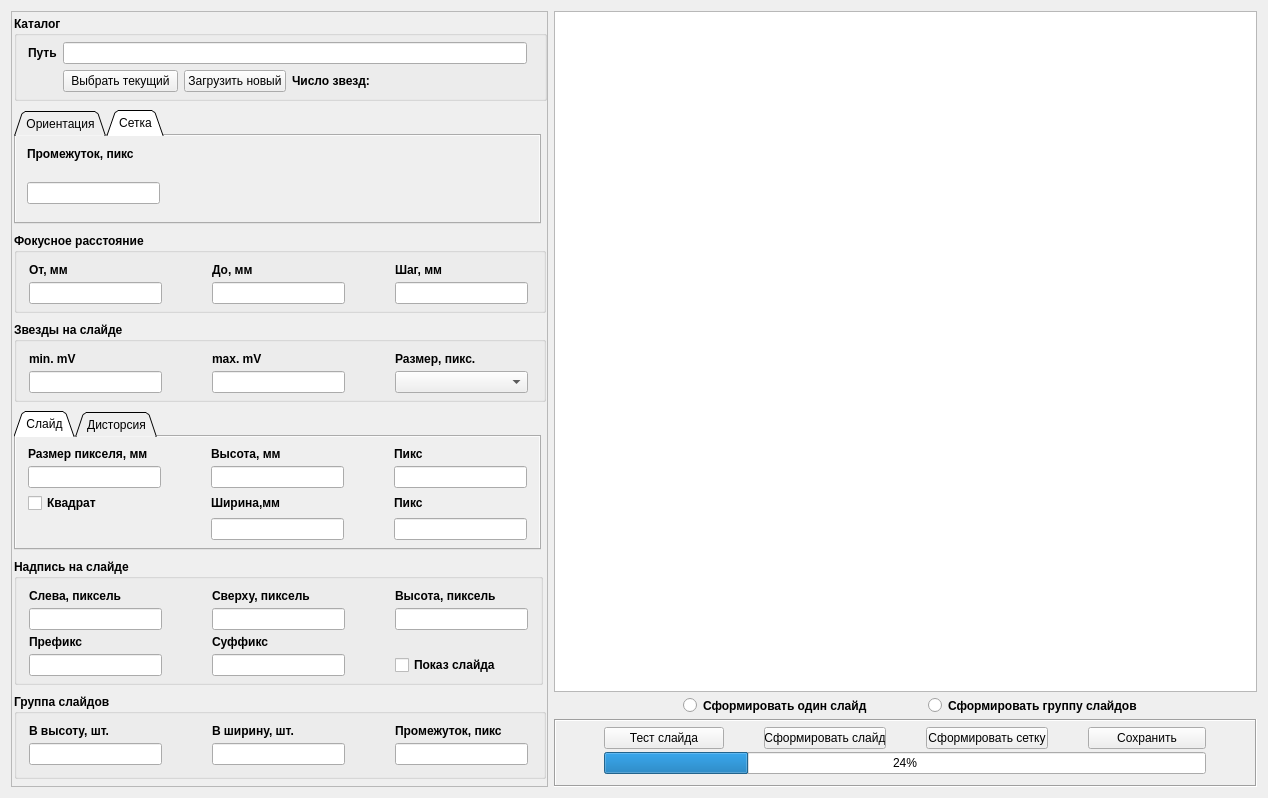
The window that mainwindow.ui (jesuscrew77/Slide) describes before a commit, drawn with Qt 5.
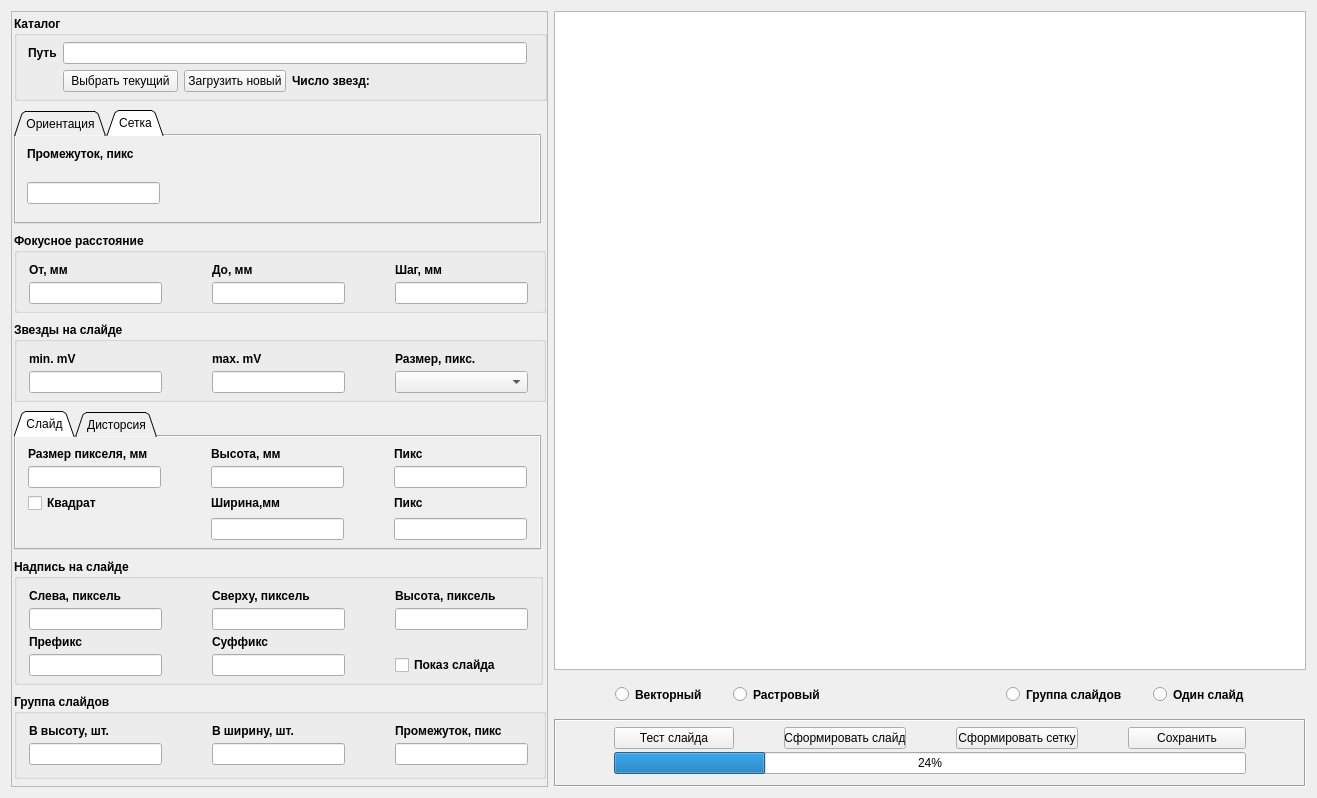
The same window after the commit.

Commit message: добавлена возможность выбора формата формируемых слайдов

```diff
--- a/mainwindow.ui
+++ b/mainwindow.ui
@@ -6,7 +6,7 @@
    <rect>
     <x>0</x>
     <y>0</y>
-    <width>1268</width>
+    <width>1250</width>
     <height>798</height>
    </rect>
   </property>
@@ -18,7 +18,7 @@
   </property>
   <property name="maximumSize">
    <size>
-    <width>16777215</width>
+    <width>1250</width>
     <height>850</height>
    </size>
   </property>
@@ -139,7 +139,7 @@
          </property>
          <property name="minimumSize">
           <size>
-           <width>120</width>
+           <width>118</width>
            <height>0</height>
           </size>
          </property>
@@ -173,129 +173,6 @@
       </layout>
      </widget>
     </item>
-    <item row="0" column="1">
-     <widget class="QGraphicsView" name="graphicsView">
-      <property name="sizePolicy">
-       <sizepolicy hsizetype="Expanding" vsizetype="MinimumExpanding">
-        <horstretch>0</horstretch>
-        <verstretch>0</verstretch>
-       </sizepolicy>
-      </property>
-      <property name="minimumSize">
-       <size>
-        <width>400</width>
-        <height>400</height>
-       </size>
-      </property>
-      <property name="verticalScrollBarPolicy">
-       <enum>Qt::ScrollBarAlwaysOff</enum>
-      </property>
-      <property name="horizontalScrollBarPolicy">
-       <enum>Qt::ScrollBarAlwaysOff</enum>
-      </property>
-      <property name="renderHints">
-       <set>QPainter::TextAntialiasing</set>
-      </property>
-     </widget>
-    </item>
-    <item row="1" column="1" alignment="Qt::AlignHCenter">
-     <widget class="QFrame" name="frame">
-      <property name="sizePolicy">
-       <sizepolicy hsizetype="Fixed" vsizetype="Fixed">
-        <horstretch>0</horstretch>
-        <verstretch>0</verstretch>
-       </sizepolicy>
-      </property>
-      <property name="maximumSize">
-       <size>
-        <width>528</width>
-        <height>16777215</height>
-       </size>
-      </property>
-      <property name="baseSize">
-       <size>
-        <width>528</width>
-        <height>0</height>
-       </size>
-      </property>
-      <property name="layoutDirection">
-       <enum>Qt::LeftToRight</enum>
-      </property>
-      <property name="styleSheet">
-       <string notr="true">border:0px </string>
-      </property>
-      <property name="frameShape">
-       <enum>QFrame::Box</enum>
-      </property>
-      <property name="frameShadow">
-       <enum>QFrame::Sunken</enum>
-      </property>
-      <layout class="QHBoxLayout" name="horizontalLayout">
-       <property name="spacing">
-        <number>60</number>
-       </property>
-       <property name="sizeConstraint">
-        <enum>QLayout::SetMaximumSize</enum>
-       </property>
-       <property name="leftMargin">
-        <number>50</number>
-       </property>
-       <property name="topMargin">
-        <number>6</number>
-       </property>
-       <property name="rightMargin">
-        <number>40</number>
-       </property>
-       <property name="bottomMargin">
-        <number>6</number>
-       </property>
-       <item alignment="Qt::AlignHCenter">
-        <widget class="QRadioButton" name="OneSlideRadioButton">
-         <property name="sizePolicy">
-          <sizepolicy hsizetype="Fixed" vsizetype="Fixed">
-           <horstretch>0</horstretch>
-           <verstretch>0</verstretch>
-          </sizepolicy>
-         </property>
-         <property name="font">
-          <font>
-           <weight>75</weight>
-           <bold>true</bold>
-          </font>
-         </property>
-         <property name="styleSheet">
-          <string notr="true">border:none;</string>
-         </property>
-         <property name="text">
-          <string>Сформировать один слайд</string>
-         </property>
-        </widget>
-       </item>
-       <item>
-        <widget class="QRadioButton" name="GroupSlideRadioButton">
-         <property name="sizePolicy">
-          <sizepolicy hsizetype="Fixed" vsizetype="Fixed">
-           <horstretch>0</horstretch>
-           <verstretch>0</verstretch>
-          </sizepolicy>
-         </property>
-         <property name="font">
-          <font>
-           <weight>75</weight>
-           <bold>true</bold>
-          </font>
-         </property>
-         <property name="styleSheet">
-          <string notr="true">border:none;</string>
-         </property>
-         <property name="text">
-          <string>Сформировать группу слайдов</string>
-         </property>
-        </widget>
-       </item>
-      </layout>
-     </widget>
-    </item>
     <item row="0" column="0" rowspan="13">
      <widget class="QFrame" name="frame_3">
       <property name="sizePolicy">
@@ -1882,6 +1759,601 @@
       </layout>
      </widget>
     </item>
+    <item row="0" column="1">
+     <widget class="QGraphicsView" name="graphicsView">
+      <property name="sizePolicy">
+       <sizepolicy hsizetype="Expanding" vsizetype="MinimumExpanding">
+        <horstretch>0</horstretch>
+        <verstretch>0</verstretch>
+       </sizepolicy>
+      </property>
+      <property name="minimumSize">
+       <size>
+        <width>400</width>
+        <height>400</height>
+       </size>
+      </property>
+      <property name="maximumSize">
+       <size>
+        <width>1000</width>
+        <height>16777215</height>
+       </size>
+      </property>
+      <property name="verticalScrollBarPolicy">
+       <enum>Qt::ScrollBarAlwaysOff</enum>
+      </property>
+      <property name="horizontalScrollBarPolicy">
+       <enum>Qt::ScrollBarAlwaysOff</enum>
+      </property>
+      <property name="renderHints">
+       <set>QPainter::TextAntialiasing</set>
+      </property>
+     </widget>
+    </item>
+    <item row="1" column="1" alignment="Qt::AlignHCenter">
+     <widget class="QFrame" name="frame">
+      <property name="sizePolicy">
+       <sizepolicy hsizetype="Expanding" vsizetype="Fixed">
+        <horstretch>0</horstretch>
+        <verstretch>0</verstretch>
+       </sizepolicy>
+      </property>
+      <property name="baseSize">
+       <size>
+        <width>528</width>
+        <height>0</height>
+       </size>
+      </property>
+      <property name="layoutDirection">
+       <enum>Qt::LeftToRight</enum>
+      </property>
+      <property name="styleSheet">
+       <string notr="true">border:0px </string>
+      </property>
+      <property name="frameShape">
+       <enum>QFrame::Box</enum>
+      </property>
+      <property name="frameShadow">
+       <enum>QFrame::Sunken</enum>
+      </property>
+      <layout class="QHBoxLayout" name="horizontalLayout">
+       <property name="spacing">
+        <number>80</number>
+       </property>
+       <property name="sizeConstraint">
+        <enum>QLayout::SetMaximumSize</enum>
+       </property>
+       <property name="leftMargin">
+        <number>50</number>
+       </property>
+       <property name="topMargin">
+        <number>6</number>
+       </property>
+       <property name="rightMargin">
+        <number>50</number>
+       </property>
+       <property name="bottomMargin">
+        <number>6</number>
+       </property>
+       <item>
+        <widget class="QFrame" name="horizontalFrame">
+         <layout class="QHBoxLayout" name="horizontalLayout_3">
+          <property name="spacing">
+           <number>30</number>
+          </property>
+          <item>
+           <widget class="QRadioButton" name="vectorRadioButton">
+            <property name="font">
+             <font>
+              <weight>75</weight>
+              <bold>true</bold>
+             </font>
+            </property>
+            <property name="text">
+             <string>Векторный</string>
+            </property>
+           </widget>
+          </item>
+          <item>
+           <widget class="QRadioButton" name="rasterRadioButton">
+            <property name="font">
+             <font>
+              <weight>75</weight>
+              <bold>true</bold>
+             </font>
+            </property>
+            <property name="text">
+             <string>Растровый</string>
+            </property>
+           </widget>
+          </item>
+         </layout>
+        </widget>
+       </item>
+       <item>
+        <widget class="Line" name="line">
+         <property name="palette">
+          <palette>
+           <active>
+            <colorrole role="WindowText">
+             <brush brushstyle="SolidPattern">
+              <color alpha="255">
+               <red>255</red>
+               <green>255</green>
+               <blue>255</blue>
+              </color>
+             </brush>
+            </colorrole>
+            <colorrole role="Button">
+             <brush brushstyle="SolidPattern">
+              <color alpha="255">
+               <red>0</red>
+               <green>0</green>
+               <blue>0</blue>
+              </color>
+             </brush>
+            </colorrole>
+            <colorrole role="Light">
+             <brush brushstyle="SolidPattern">
+              <color alpha="255">
+               <red>0</red>
+               <green>0</green>
+               <blue>0</blue>
+              </color>
+             </brush>
+            </colorrole>
+            <colorrole role="Midlight">
+             <brush brushstyle="SolidPattern">
+              <color alpha="255">
+               <red>0</red>
+               <green>0</green>
+               <blue>0</blue>
+              </color>
+             </brush>
+            </colorrole>
+            <colorrole role="Dark">
+             <brush brushstyle="SolidPattern">
+              <color alpha="255">
+               <red>0</red>
+               <green>0</green>
+               <blue>0</blue>
+              </color>
+             </brush>
+            </colorrole>
+            <colorrole role="Mid">
+             <brush brushstyle="SolidPattern">
+              <color alpha="255">
+               <red>0</red>
+               <green>0</green>
+               <blue>0</blue>
+              </color>
+             </brush>
+            </colorrole>
+            <colorrole role="Text">
+             <brush brushstyle="SolidPattern">
+              <color alpha="255">
+               <red>255</red>
+               <green>255</green>
+               <blue>255</blue>
+              </color>
+             </brush>
+            </colorrole>
+            <colorrole role="BrightText">
+             <brush brushstyle="SolidPattern">
+              <color alpha="255">
+               <red>255</red>
+               <green>255</green>
+               <blue>255</blue>
+              </color>
+             </brush>
+            </colorrole>
+            <colorrole role="ButtonText">
+             <brush brushstyle="SolidPattern">
+              <color alpha="255">
+               <red>255</red>
+               <green>255</green>
+               <blue>255</blue>
+              </color>
+             </brush>
+            </colorrole>
+            <colorrole role="Base">
+             <brush brushstyle="SolidPattern">
+              <color alpha="255">
+               <red>0</red>
+               <green>0</green>
+               <blue>0</blue>
+              </color>
+             </brush>
+            </colorrole>
+            <colorrole role="Window">
+             <brush brushstyle="SolidPattern">
+              <color alpha="255">
+               <red>0</red>
+               <green>0</green>
+               <blue>0</blue>
+              </color>
+             </brush>
+            </colorrole>
+            <colorrole role="Shadow">
+             <brush brushstyle="SolidPattern">
+              <color alpha="255">
+               <red>0</red>
+               <green>0</green>
+               <blue>0</blue>
+              </color>
+             </brush>
+            </colorrole>
+            <colorrole role="AlternateBase">
+             <brush brushstyle="SolidPattern">
+              <color alpha="255">
+               <red>0</red>
+               <green>0</green>
+               <blue>0</blue>
+              </color>
+             </brush>
+            </colorrole>
+            <colorrole role="ToolTipBase">
+             <brush brushstyle="SolidPattern">
+              <color alpha="255">
+               <red>255</red>
+               <green>255</green>
+               <blue>220</blue>
+              </color>
+             </brush>
+            </colorrole>
+            <colorrole role="ToolTipText">
+             <brush brushstyle="SolidPattern">
+              <color alpha="255">
+               <red>0</red>
+               <green>0</green>
+               <blue>0</blue>
+              </color>
+             </brush>
+            </colorrole>
+           </active>
+           <inactive>
+            <colorrole role="WindowText">
+             <brush brushstyle="SolidPattern">
+              <color alpha="255">
+               <red>255</red>
+               <green>255</green>
+               <blue>255</blue>
+              </color>
+             </brush>
+            </colorrole>
+            <colorrole role="Button">
+             <brush brushstyle="SolidPattern">
+              <color alpha="255">
+               <red>0</red>
+               <green>0</green>
+               <blue>0</blue>
+              </color>
+             </brush>
+            </colorrole>
+            <colorrole role="Light">
+             <brush brushstyle="SolidPattern">
+              <color alpha="255">
+               <red>0</red>
+               <green>0</green>
+               <blue>0</blue>
+              </color>
+             </brush>
+            </colorrole>
+            <colorrole role="Midlight">
+             <brush brushstyle="SolidPattern">
+              <color alpha="255">
+               <red>0</red>
+               <green>0</green>
+               <blue>0</blue>
+              </color>
+             </brush>
+            </colorrole>
+            <colorrole role="Dark">
+             <brush brushstyle="SolidPattern">
+              <color alpha="255">
+               <red>0</red>
+               <green>0</green>
+               <blue>0</blue>
+              </color>
+             </brush>
+            </colorrole>
+            <colorrole role="Mid">
+             <brush brushstyle="SolidPattern">
+              <color alpha="255">
+               <red>0</red>
+               <green>0</green>
+               <blue>0</blue>
+              </color>
+             </brush>
+            </colorrole>
+            <colorrole role="Text">
+             <brush brushstyle="SolidPattern">
+              <color alpha="255">
+               <red>255</red>
+               <green>255</green>
+               <blue>255</blue>
+              </color>
+             </brush>
+            </colorrole>
+            <colorrole role="BrightText">
+             <brush brushstyle="SolidPattern">
+              <color alpha="255">
+               <red>255</red>
+               <green>255</green>
+               <blue>255</blue>
+              </color>
+             </brush>
+            </colorrole>
+            <colorrole role="ButtonText">
+             <brush brushstyle="SolidPattern">
+              <color alpha="255">
+               <red>255</red>
+               <green>255</green>
+               <blue>255</blue>
+              </color>
+             </brush>
+            </colorrole>
+            <colorrole role="Base">
+             <brush brushstyle="SolidPattern">
+              <color alpha="255">
+               <red>0</red>
+               <green>0</green>
+               <blue>0</blue>
+              </color>
+             </brush>
+            </colorrole>
+            <colorrole role="Window">
+             <brush brushstyle="SolidPattern">
+              <color alpha="255">
+               <red>0</red>
+               <green>0</green>
+               <blue>0</blue>
+              </color>
+             </brush>
+            </colorrole>
+            <colorrole role="Shadow">
+             <brush brushstyle="SolidPattern">
+              <color alpha="255">
+               <red>0</red>
+               <green>0</green>
+               <blue>0</blue>
+              </color>
+             </brush>
+            </colorrole>
+            <colorrole role="AlternateBase">
+             <brush brushstyle="SolidPattern">
+              <color alpha="255">
+               <red>0</red>
+               <green>0</green>
+               <blue>0</blue>
+              </color>
+             </brush>
+            </colorrole>
+            <colorrole role="ToolTipBase">
+             <brush brushstyle="SolidPattern">
+              <color alpha="255">
+               <red>255</red>
+               <green>255</green>
+               <blue>220</blue>
+              </color>
+             </brush>
+            </colorrole>
+            <colorrole role="ToolTipText">
+             <brush brushstyle="SolidPattern">
+              <color alpha="255">
+               <red>0</red>
+               <green>0</green>
+               <blue>0</blue>
+              </color>
+             </brush>
+            </colorrole>
+           </inactive>
+           <disabled>
+            <colorrole role="WindowText">
+             <brush brushstyle="SolidPattern">
+              <color alpha="255">
+               <red>0</red>
+               <green>0</green>
+               <blue>0</blue>
+              </color>
+             </brush>
+            </colorrole>
+            <colorrole role="Button">
+             <brush brushstyle="SolidPattern">
+              <color alpha="255">
+               <red>0</red>
+               <green>0</green>
+               <blue>0</blue>
+              </color>
+             </brush>
+            </colorrole>
+            <colorrole role="Light">
+             <brush brushstyle="SolidPattern">
+              <color alpha="255">
+               <red>0</red>
+               <green>0</green>
+               <blue>0</blue>
+              </color>
+             </brush>
+            </colorrole>
+            <colorrole role="Midlight">
+             <brush brushstyle="SolidPattern">
+              <color alpha="255">
+               <red>0</red>
+               <green>0</green>
+               <blue>0</blue>
+              </color>
+             </brush>
+            </colorrole>
+            <colorrole role="Dark">
+             <brush brushstyle="SolidPattern">
+              <color alpha="255">
+               <red>0</red>
+               <green>0</green>
+               <blue>0</blue>
+              </color>
+             </brush>
+            </colorrole>
+            <colorrole role="Mid">
+             <brush brushstyle="SolidPattern">
+              <color alpha="255">
+               <red>0</red>
+               <green>0</green>
+               <blue>0</blue>
+              </color>
+             </brush>
+            </colorrole>
+            <colorrole role="Text">
+             <brush brushstyle="SolidPattern">
+              <color alpha="255">
+               <red>0</red>
+               <green>0</green>
+               <blue>0</blue>
+              </color>
+             </brush>
+            </colorrole>
+            <colorrole role="BrightText">
+             <brush brushstyle="SolidPattern">
+              <color alpha="255">
+               <red>255</red>
+               <green>255</green>
+               <blue>255</blue>
+              </color>
+             </brush>
+            </colorrole>
+            <colorrole role="ButtonText">
+             <brush brushstyle="SolidPattern">
+              <color alpha="255">
+               <red>0</red>
+               <green>0</green>
+               <blue>0</blue>
+              </color>
+             </brush>
+            </colorrole>
+            <colorrole role="Base">
+             <brush brushstyle="SolidPattern">
+              <color alpha="255">
+               <red>0</red>
+               <green>0</green>
+               <blue>0</blue>
+              </color>
+             </brush>
+            </colorrole>
+            <colorrole role="Window">
+             <brush brushstyle="SolidPattern">
+              <color alpha="255">
+               <red>0</red>
+               <green>0</green>
+               <blue>0</blue>
+              </color>
+             </brush>
+            </colorrole>
+            <colorrole role="Shadow">
+             <brush brushstyle="SolidPattern">
+              <color alpha="255">
+               <red>0</red>
+               <green>0</green>
+               <blue>0</blue>
+              </color>
+             </brush>
+            </colorrole>
+            <colorrole role="AlternateBase">
+             <brush brushstyle="SolidPattern">
+              <color alpha="255">
+               <red>0</red>
+               <green>0</green>
+               <blue>0</blue>
+              </color>
+             </brush>
+            </colorrole>
+            <colorrole role="ToolTipBase">
+             <brush brushstyle="SolidPattern">
+              <color alpha="255">
+               <red>255</red>
+               <green>255</green>
+               <blue>220</blue>
+              </color>
+             </brush>
+            </colorrole>
+            <colorrole role="ToolTipText">
+             <brush brushstyle="SolidPattern">
+              <color alpha="255">
+               <red>0</red>
+               <green>0</green>
+               <blue>0</blue>
+              </color>
+             </brush>
+            </colorrole>
+           </disabled>
+          </palette>
+         </property>
+         <property name="frameShadow">
+          <enum>QFrame::Plain</enum>
+         </property>
+         <property name="midLineWidth">
+          <number>1</number>
+         </property>
+         <property name="orientation">
+          <enum>Qt::Vertical</enum>
+         </property>
+        </widget>
+       </item>
+       <item>
+        <widget class="QFrame" name="horizontalFrame_2">
+         <layout class="QHBoxLayout" name="horizontalLayout_4">
+          <property name="spacing">
+           <number>30</number>
+          </property>
+          <item>
+           <widget class="QRadioButton" name="GroupSlideRadioButton">
+            <property name="sizePolicy">
+             <sizepolicy hsizetype="Fixed" vsizetype="Fixed">
+              <horstretch>0</horstretch>
+              <verstretch>0</verstretch>
+             </sizepolicy>
+            </property>
+            <property name="font">
+             <font>
+              <weight>75</weight>
+              <bold>true</bold>
+             </font>
+            </property>
+            <property name="styleSheet">
+             <string notr="true">border:none;</string>
+            </property>
+            <property name="text">
+             <string>Группа слайдов</string>
+            </property>
+           </widget>
+          </item>
+          <item>
+           <widget class="QRadioButton" name="OneSlideRadioButton">
+            <property name="sizePolicy">
+             <sizepolicy hsizetype="Fixed" vsizetype="Fixed">
+              <horstretch>0</horstretch>
+              <verstretch>0</verstretch>
+             </sizepolicy>
+            </property>
+            <property name="font">
+             <font>
+              <weight>75</weight>
+              <bold>true</bold>
+             </font>
+            </property>
+            <property name="styleSheet">
+             <string notr="true">border:none;</string>
+            </property>
+            <property name="text">
+             <string>Один слайд</string>
+            </property>
+           </widget>
+          </item>
+         </layout>
+        </widget>
+       </item>
+      </layout>
+     </widget>
+    </item>
    </layout>
   </widget>
  </widget>
```
The commit also changes 4 other files.
